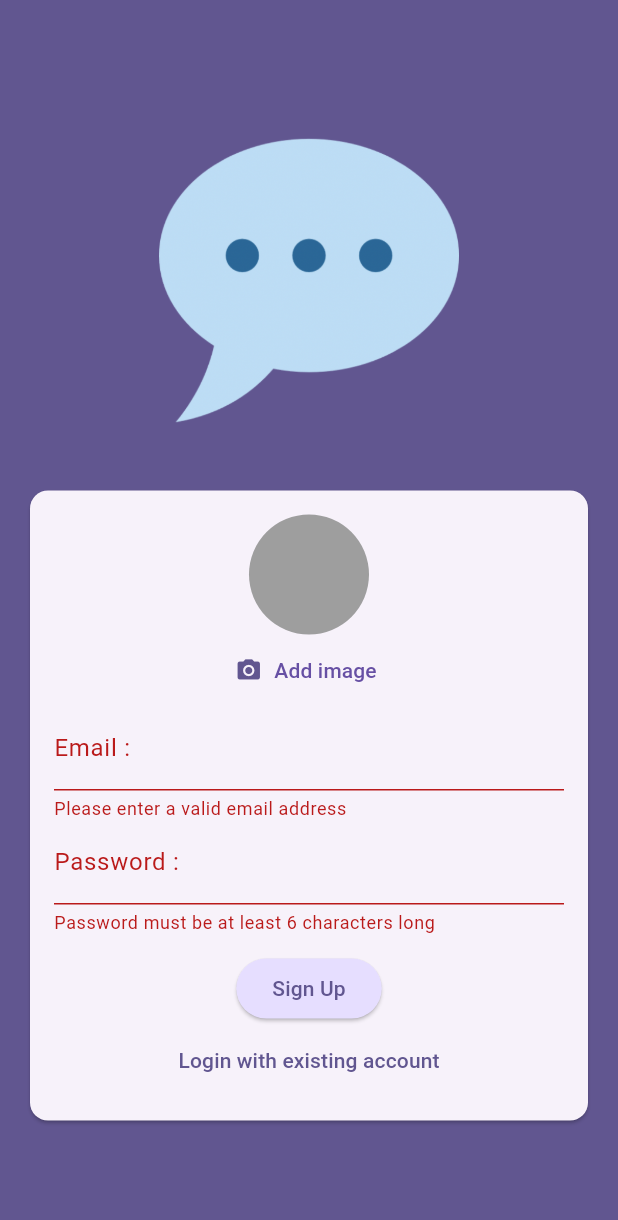
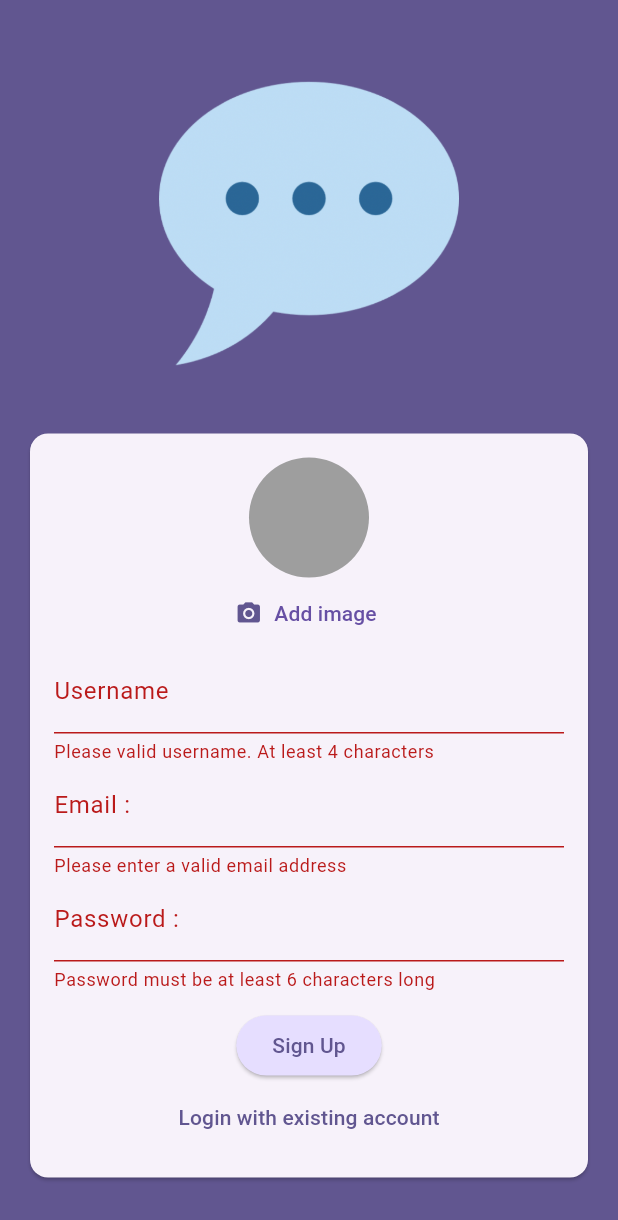
Before and after one commit to Rishi-Mishra0704/chat_app, a Flutter app: the screen it shows after launch, after a tap on "Login", after a tap on "Create an account", after a tap on "Sign Up", on a phone screen of 412 x 824 dp. Shown: the top 1220 px of the screen. Run offline on Flutter 3.47's test engine with Material 3 defaults, Android fonts, the phone set to English and light mode, and no system bars; our stand-ins replace cloud_firestore, firebase_auth, firebase_core, firebase_storage, image_picker; accounts and stored records are empty.

Commit message:
add username field

```diff
--- a/lib/screens/auth.dart
+++ b/lib/screens/auth.dart
@@ -23,9 +23,9 @@ class _AuthScreenState extends State<AuthScreen> {
   final _formKey = GlobalKey<FormState>();
   var _enteredEmail = '';
   var _enteredPassword = '';
+  var _enteredUsername = '';
   File? _selectedImage;
   var _isAuthenticating = false;
-
   void _submit() async {
     final isValid = _formKey.currentState!.validate();
     if (!isValid || !_isLogin && _selectedImage == null) {
@@ -63,7 +63,7 @@ class _AuthScreenState extends State<AuthScreen> {
             .collection('users')
             .doc(userCredentials.user!.uid)
             .set({
-          'username': 'to be done ..',
+          'username': _enteredUsername,
           'email': _enteredEmail,
           'image_url': imageUrl,
         });
@@ -115,6 +115,24 @@ class _AuthScreenState extends State<AuthScreen> {
                                 _selectedImage = pickedImage;
                               },
                             ),
+                            if(!_isLogin)
+                          TextFormField(
+                            decoration: const InputDecoration(
+                              label: Text('Username'),
+                            ),
+                            enableSuggestions: false,
+                            validator: (value) {
+                              if (value == null ||
+                                  value.isEmpty ||
+                                  value.trim().length < 4) {
+                                return 'Please valid username. At least 4 characters';
+                              }
+                              return null;
+                            },
+                            onSaved: (value){
+                              _enteredUsername = value!;
+                            },
+                          ),
                           TextFormField(
                             decoration:
                                 const InputDecoration(labelText: 'Email : '),
```
